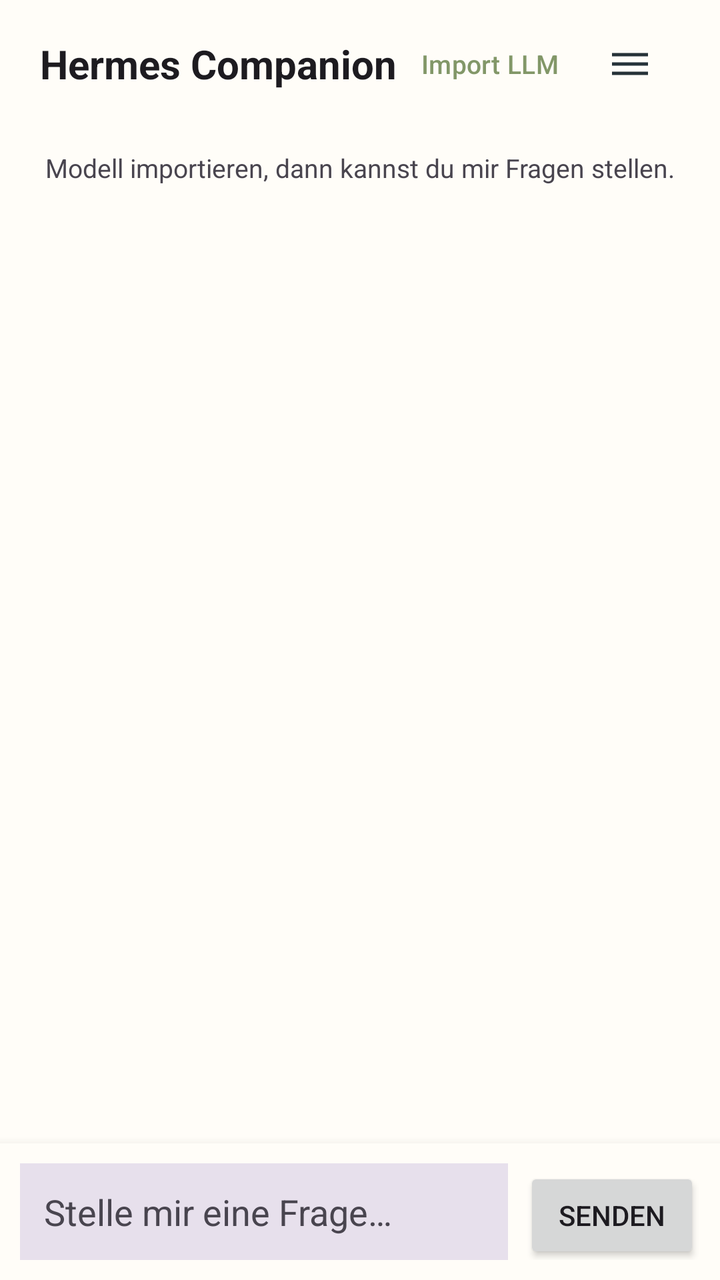
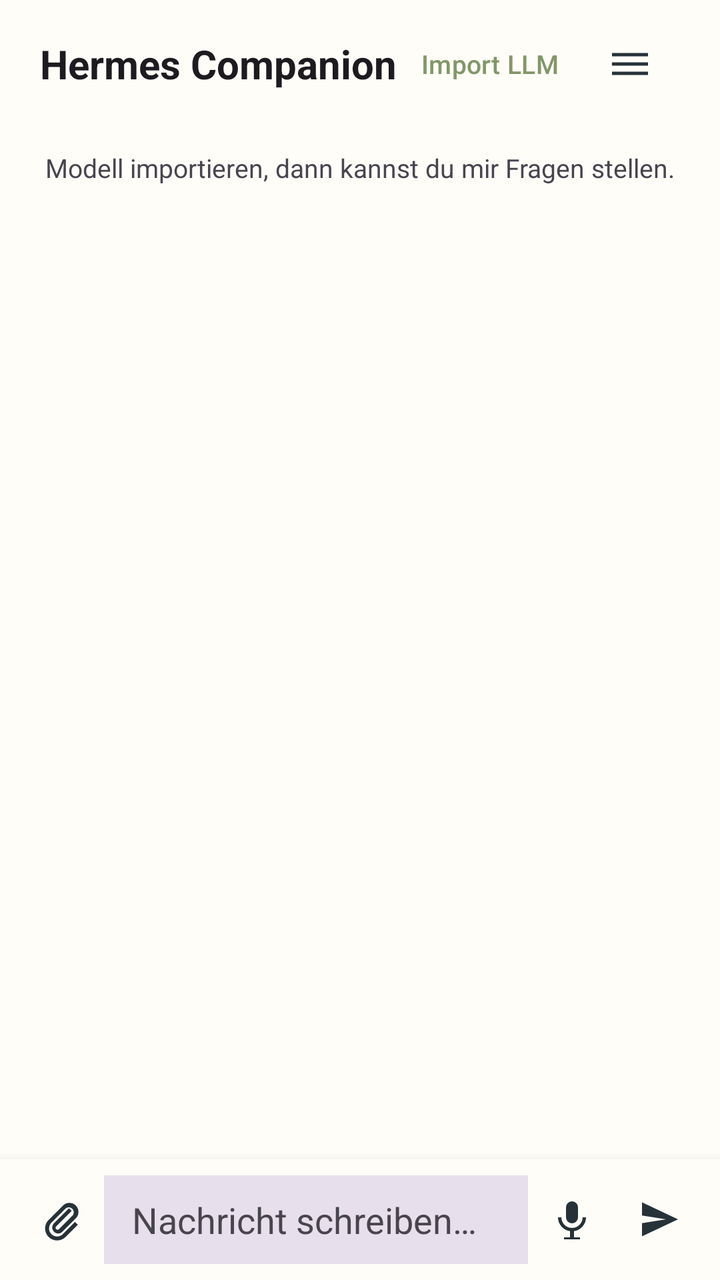

Screens rendered from an Android XML layout before and after an edit, with the pre-edit source and the edit as a unified diff.
<!-- AndroidManifest.xml: activity theme Theme.HermesCompanion -->
<!-- res/layout/activity_main.xml -->
<?xml version="1.0" encoding="utf-8"?>
<LinearLayout xmlns:android="http://schemas.android.com/apk/res/android"
    android:layout_width="match_parent"
    android:layout_height="match_parent"
    android:background="@color/background"
    android:orientation="vertical">

    
    <androidx.appcompat.widget.Toolbar
        android:id="@+id/toolbar"
        android:layout_width="match_parent"
        android:layout_height="?attr/actionBarSize"
        android:background="?attr/colorSurface"
        android:elevation="4dp"
        android:paddingHorizontal="20dp">

        <TextView
            android:layout_width="wrap_content"
            android:layout_height="wrap_content"
            android:text="Hermes Companion"
            android:textColor="?attr/colorOnSurface"
            android:textSize="20sp"
            android:textStyle="bold" />

        <Space
            android:layout_width="0dp"
            android:layout_height="0dp"
            android:layout_weight="1" />

        
        <com.google.android.material.button.MaterialButton
            android:id="@+id/btn_llm_import"
            style="?attr/borderlessButtonStyle"
            android:layout_width="wrap_content"
            android:layout_height="match_parent"
            android:text="Import LLM"
            android:textColor="@color/accent"
            android:textSize="13sp" />

        <ImageButton
            android:id="@+id/btn_menu"
            android:layout_width="48dp"
            android:layout_height="match_parent"
            android:background="?attr/selectableItemBackgroundBorderless"
            android:contentDescription="Menü öffnen"
            android:padding="12dp"
            android:src="@drawable/ic_menu" />
    </androidx.appcompat.widget.Toolbar>

    <TextView
        android:id="@+id/status"
        android:layout_width="match_parent"
        android:layout_height="wrap_content"
        android:gravity="center"
        android:minHeight="40dp"
        android:paddingHorizontal="16dp"
        android:text="Modell importieren, dann kannst du mir Fragen stellen."
        android:textColor="?attr/colorOnSurfaceVariant"
        android:textSize="13sp" />

    
    <androidx.recyclerview.widget.RecyclerView
        android:id="@+id/recycler"
        android:layout_width="match_parent"
        android:layout_height="0dp"
        android:layout_weight="1"
        android:clipToPadding="false"
        android:overScrollMode="never"
        android:paddingVertical="8dp"
        android:scrollbars="vertical" />

    
    <LinearLayout
        android:layout_width="match_parent"
        android:layout_height="wrap_content"
        android:background="?attr/colorSurface"
        android:elevation="8dp"
        android:orientation="horizontal"
        android:padding="10dp">

        <EditText
            android:id="@+id/input_prompt"
            android:layout_width="0dp"
            android:layout_height="wrap_content"
            android:layout_weight="1"
            android:background="?attr/colorSurfaceVariant"
            android:hint="Stelle mir eine Frage…"
            android:imeOptions="actionSend"
            android:inputType="text"
            android:maxLines="4"
            android:padding="12dp"
            android:textColor="?attr/colorOnSurface"
            android:textColorHint="?attr/colorOnSurfaceVariant" />

        <Button
            android:id="@+id/btn_send"
            android:layout_width="wrap_content"
            android:layout_height="wrap_content"
            android:layout_marginStart="8dp"
            android:text="Senden" />
    </LinearLayout>

    
    <HorizontalScrollView
        android:id="@+id/toolbar_actions"
        android:layout_width="match_parent"
        android:layout_height="wrap_content"
        android:background="?attr/colorSurface"
        android:fillViewport="false"
        android:scrollbars="none"
        android:visibility="gone">

        <LinearLayout
            android:layout_width="wrap_content"
            android:layout_height="wrap_content"
            android:orientation="horizontal"
            android:padding="8dp">

        <com.google.android.material.button.MaterialButton
            android:id="@+id/btn_scan"
            style="?attr/materialButtonOutlinedStyle"
            android:layout_width="0dp"
            android:layout_height="40dp"
            android:layout_marginHorizontal="4dp"
            android:layout_weight="1"
            android:insetTop="0dp"
            android:insetBottom="0dp"
            android:text="Medien"
            android:textSize="13sp" />

        <com.google.android.material.button.MaterialButton
            android:id="@+id/btn_duplicates"
            style="?attr/materialButtonOutlinedStyle"
            android:layout_width="0dp"
            android:layout_height="40dp"
            android:layout_marginHorizontal="4dp"
            android:layout_weight="1"
            android:insetTop="0dp"
            android:insetBottom="0dp"
            android:text="Duplikate"
            android:textSize="13sp" />

        <com.google.android.material.button.MaterialButton
            android:id="@+id/btn_benchmark"
            style="?attr/materialButtonOutlinedStyle"
            android:layout_width="0dp"
            android:layout_height="40dp"
            android:layout_marginHorizontal="4dp"
            android:layout_weight="1"
            android:insetTop="0dp"
            android:insetBottom="0dp"
            android:text="Check"
            android:textSize="13sp" />

        <com.google.android.material.button.MaterialButton
            android:id="@+id/btn_llm"
            style="?attr/materialButtonOutlinedStyle"
            android:layout_width="0dp"
            android:layout_height="40dp"
            android:layout_marginHorizontal="4dp"
            android:layout_weight="1"
            android:insetTop="0dp"
            android:insetBottom="0dp"
            android:text="Test"
            android:textSize="13sp" />

        <com.google.android.material.button.MaterialButton
            android:id="@+id/btn_pair"
            style="?attr/materialButtonOutlinedStyle"
            android:layout_width="0dp"
            android:layout_height="40dp"
            android:layout_marginHorizontal="4dp"
            android:layout_weight="1"
            android:insetTop="0dp"
            android:insetBottom="0dp"
            android:text="Koppeln"
            android:textSize="13sp" />
        </LinearLayout>
    </HorizontalScrollView>

</LinearLayout>
<!-- resources referenced by this layout -->
<resources>
  <color name="accent">#829768</color>
  <color name="background">#FFFDF8</color>
  <!-- drawable ic_menu (drawable) -->
  <?xml version="1.0" encoding="utf-8"?>
  <vector xmlns:android="http://schemas.android.com/apk/res/android"
      android:width="24dp"
      android:height="24dp"
      android:viewportWidth="24"
      android:viewportHeight="24">
      <path
          android:fillColor="@color/icon_on_surface"
          android:pathData="M3,6.5 L21,6.5 L21,8.2 L3,8.2 Z M3,11.15 L21,11.15 L21,12.85 L3,12.85 Z M3,15.8 L21,15.8 L21,17.5 L3,17.5 Z" />
  </vector>
  <style name="Theme.HermesCompanion" parent="Theme.Material3.DayNight.NoActionBar">
          <item name="colorPrimary">@color/primary</item>
          <item name="colorOnPrimary">#FFFFFF</item>
          <item name="colorSecondary">@color/accent</item>
          <item name="colorSurface">@color/background</item>
          <item name="android:windowBackground">@color/background</item>
          <item name="android:statusBarColor">@color/primary_dark</item>
          <item name="android:navigationBarColor">@color/background</item>
      </style>
  <color name="icon_on_surface">#263238</color>
  <color name="primary">#46769A</color>
  <color name="primary_dark">#2E536E</color>
</resources>

<!-- the commit's change to res/layout/activity_main.xml (unified diff, before → after) -->
@@ -75,8 +75,18 @@
         android:layout_height="wrap_content"
         android:background="?attr/colorSurface"
         android:elevation="8dp"
+        android:gravity="center_vertical"
         android:orientation="horizontal"
-        android:padding="10dp">
+        android:padding="8dp">
+
+        <ImageButton
+            android:id="@+id/btn_attach"
+            android:layout_width="44dp"
+            android:layout_height="44dp"
+            android:background="?attr/selectableItemBackgroundBorderless"
+            android:contentDescription="Datei anhängen"
+            android:padding="10dp"
+            android:src="@drawable/ic_attach" />
 
         <EditText
             android:id="@+id/input_prompt"
@@ -84,20 +94,32 @@
             android:layout_height="wrap_content"
             android:layout_weight="1"
             android:background="?attr/colorSurfaceVariant"
-            android:hint="Stelle mir eine Frage…"
+            android:hint="Nachricht schreiben…"
             android:imeOptions="actionSend"
-            android:inputType="text"
+            android:inputType="textCapSentences|textMultiLine"
             android:maxLines="4"
-            android:padding="12dp"
+            android:paddingHorizontal="14dp"
+            android:paddingVertical="10dp"
             android:textColor="?attr/colorOnSurface"
             android:textColorHint="?attr/colorOnSurfaceVariant" />
 
-        <Button
+        <ImageButton
+            android:id="@+id/btn_voice"
+            android:layout_width="44dp"
+            android:layout_height="44dp"
+            android:background="?attr/selectableItemBackgroundBorderless"
+            android:contentDescription="Sprachnachricht aufnehmen"
+            android:padding="10dp"
+            android:src="@drawable/ic_mic" />
+
+        <ImageButton
             android:id="@+id/btn_send"
-            android:layout_width="wrap_content"
-            android:layout_height="wrap_content"
-            android:layout_marginStart="8dp"
-            android:text="Senden" />
+            android:layout_width="44dp"
+            android:layout_height="44dp"
+            android:background="?attr/selectableItemBackgroundBorderless"
+            android:contentDescription="Nachricht senden"
+            android:padding="10dp"
+            android:src="@drawable/ic_send" />
     </LinearLayout>
 
     
<!-- resource entries referenced after the edit -->
@@ -2,6 +2,11 @@
 <resources>
   <color name="accent">#829768</color>
   <color name="background">#FFFDF8</color>
+  <!-- drawable ic_attach (drawable) -->
+  <?xml version="1.0" encoding="utf-8"?>
+  <vector xmlns:android="http://schemas.android.com/apk/res/android" android:width="24dp" android:height="24dp" android:viewportWidth="24" android:viewportHeight="24">
+      <path android:fillColor="@color/icon_on_surface" android:pathData="M16.5,6.5L8.7,14.3a3,3 0,0 0,4.2 4.2l7,-7a4.5,4.5 0,0 0,-6.4 -6.4l-7.2,7.2a6,6 0,0 0,8.5 8.5l6.1,-6.1 -1.4,-1.4 -6.1,6.1a4,4 0,0 1,-5.7 -5.7l7.2,-7.2a2.5,2.5 0,0 1,3.5 3.5l-7,7a1,1 0,0 1,-1.4 -1.4l7.8,-7.8z" />
+  </vector>
   <!-- drawable ic_menu (drawable) -->
   <?xml version="1.0" encoding="utf-8"?>
   <vector xmlns:android="http://schemas.android.com/apk/res/android"
@@ -12,6 +17,16 @@
       <path
           android:fillColor="@color/icon_on_surface"
           android:pathData="M3,6.5 L21,6.5 L21,8.2 L3,8.2 Z M3,11.15 L21,11.15 L21,12.85 L3,12.85 Z M3,15.8 L21,15.8 L21,17.5 L3,17.5 Z" />
+  </vector>
+  <!-- drawable ic_mic (drawable) -->
+  <?xml version="1.0" encoding="utf-8"?>
+  <vector xmlns:android="http://schemas.android.com/apk/res/android" android:width="24dp" android:height="24dp" android:viewportWidth="24" android:viewportHeight="24">
+      <path android:fillColor="@color/icon_on_surface" android:pathData="M12,14a3,3 0,0 0,3 -3V6a3,3 0,0 0,-6 0v5a3,3 0,0 0,3 3zM17.3,11a5.3,5.3 0,0 1,-10.6 0H5a7,7 0,0 0,6 6.9V21H8v1h8v-1h-3v-3.1a7,7 0,0 0,6 -6.9h-1.7z" />
+  </vector>
+  <!-- drawable ic_send (drawable) -->
+  <?xml version="1.0" encoding="utf-8"?>
+  <vector xmlns:android="http://schemas.android.com/apk/res/android" android:width="24dp" android:height="24dp" android:viewportWidth="24" android:viewportHeight="24">
+      <path android:fillColor="@color/icon_on_surface" android:pathData="M3,20.5L21,12 3,3.5v6.6l12,1.9 -12,1.9z" />
   </vector>
   <style name="Theme.HermesCompanion" parent="Theme.Material3.DayNight.NoActionBar">
           <item name="colorPrimary">@color/primary</item>
